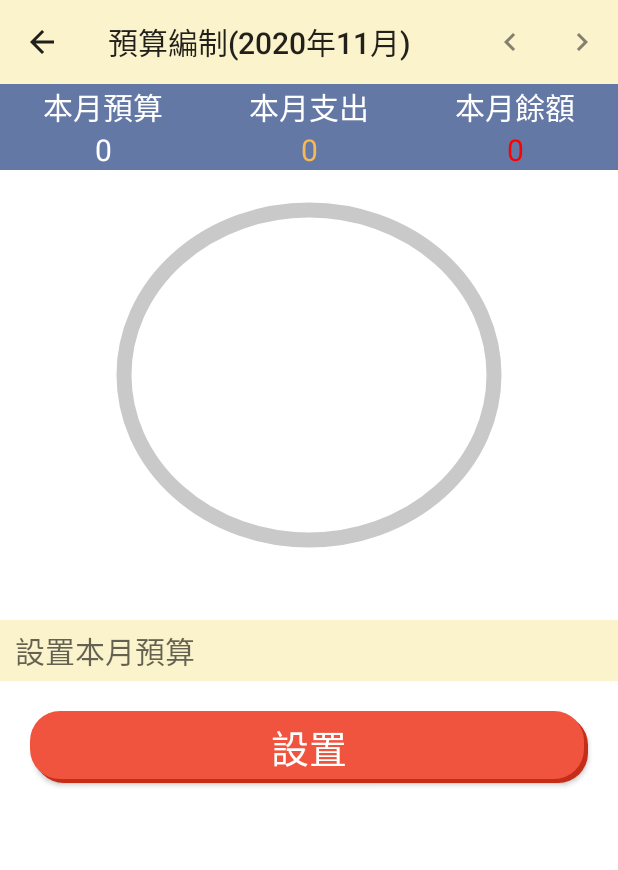
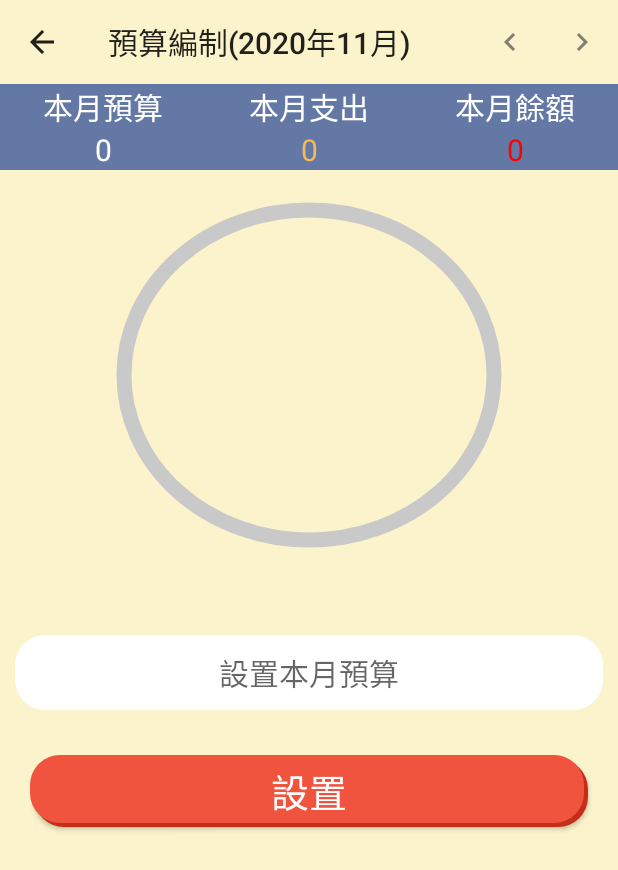
Before and after one commit to RskerZ/VoiceApp, an Android app: the SetBudgetActivity screen opened directly, with no data from a screen before it, after a tap on an icon or button, on a phone screen of 412 x 824 dp. Shown: the top 870 px of the screen. Run offline under Robolectric (Android 15) with nearby library versions, the phone set to English and light mode, and no system bars.

Commit message:
interface_debug

```diff
--- a/app/src/main/java/com/example/voiceko/CircleProgressBar.kt
+++ b/app/src/main/java/com/example/voiceko/CircleProgressBar.kt
@@ -20,11 +20,9 @@
     private var color = Color.GREEN
     override fun onDraw(canvas: Canvas?) {
         super.onDraw(canvas)
-
+        canvas?.drawColor(Color.parseColor("#FBF3CB"))//畫布顏色
         paint.isAntiAlias = true //消除鋸齒
-
-        val bottomColor = Color.parseColor("#C9C9C9") //設置顏色
-
+        val bottomColor = Color.parseColor("#C9C9C9") //設置畫筆顏色
         paint.color = bottomColor //設置底部顏色
 
         paint.strokeJoin = Paint.Join.ROUND //設置畫筆畫出的形狀
--- a/app/src/main/java/com/example/voiceko/ui/SetBudgetActivity.kt
+++ b/app/src/main/java/com/example/voiceko/ui/SetBudgetActivity.kt
@@ -1,10 +1,13 @@
 package com.example.voiceko.ui
 
+import android.content.Context
 import android.graphics.Color
 import androidx.appcompat.app.AppCompatActivity
 import android.os.Bundle
 import android.view.Menu
 import android.view.MenuItem
+import android.view.MotionEvent
+import android.view.inputmethod.InputMethodManager
 import android.widget.Button
 import android.widget.EditText
 import android.widget.TextView
@@ -116,4 +119,11 @@
         inflater.inflate(R.menu.selectmonth, menu)
         return true
     }
+    override fun dispatchTouchEvent(ev: MotionEvent?): Boolean {
+        if (currentFocus != null) {//關閉鍵盤
+            val imm = getSystemService(Context.INPUT_METHOD_SERVICE) as InputMethodManager
+            imm.hideSoftInputFromWindow(currentFocus!!.windowToken, 0)
+        }
+        return super.dispatchTouchEvent(ev)
+    }
 }
--- /dev/null
+++ b/app/src/main/res/drawable/editborder.xml
@@ -0,0 +1,17 @@
+<?xml version="1.0" encoding="utf-8"?>
+<selector xmlns:android="http://schemas.android.com/apk/res/android">
+    <item>
+        <shape>
+
+            <solid android:color="#FFFFFF"/>
+            <!--圓角-->
+            <corners android:radius="20dp" />
+
+            <padding
+                android:left="10dp"
+                android:top="10dp"
+                android:right="10dp"
+                android:bottom="10dp" />
+        </shape>
+    </item>
+</selector>
--- a/app/src/main/res/layout/activity_edit_type.xml
+++ b/app/src/main/res/layout/activity_edit_type.xml
@@ -13,7 +13,7 @@
         style="bold"
         android:layout_width="match_parent"
         android:layout_height="0dp"
-        android:layout_weight="0.08"
+        android:layout_weight="0.07"
         android:background="#FBF3CB"
         android:gravity="center"
         android:minHeight="?attr/actionBarSize"
@@ -25,7 +25,7 @@
         android:layout_width="match_parent"
         android:layout_height="0dp"
         android:layout_margin="5dp"
-        android:layout_weight="0.92"
+        android:layout_weight="0.93"
         android:padding="5dp">
         <ListView
            android:id="@+id/typeList"
--- a/app/src/main/res/layout/activity_enter_data.xml
+++ b/app/src/main/res/layout/activity_enter_data.xml
@@ -18,7 +18,7 @@
         android:minHeight="?attr/actionBarSize"
         android:theme="?attr/actionBarTheme"
         app:title="支出"
-        app:titleTextColor="#6478A6">
+        app:titleTextColor="#000000">
 
         <Switch
             android:id="@+id/switch1"
--- a/app/src/main/res/layout/activity_set_budget.xml
+++ b/app/src/main/res/layout/activity_set_budget.xml
@@ -4,13 +4,12 @@
     xmlns:tools="http://schemas.android.com/tools"
     android:layout_width="match_parent"
     android:layout_height="match_parent"
-    android:background="#FFFFFF"
+    android:background="#FBF3CB"
     android:orientation="vertical"
     tools:context=".ui.SetBudgetActivity">
 
     <androidx.appcompat.widget.Toolbar
         android:id="@+id/budget_toolbar"
-        style="bold"
         android:layout_width="match_parent"
         android:layout_height="wrap_content"
         android:background="#FBF3CB"
@@ -107,13 +106,13 @@
         android:id="@+id/budget_setEdit"
         android:layout_width="match_parent"
         android:layout_height="wrap_content"
-        android:background="#FBF3CB"
+        android:gravity="center"
+        android:background="@drawable/editborder"
         android:ems="10"
         android:hint="設置本月預算"
+        android:layout_margin="10dp"
         android:inputType="number"
-        android:paddingLeft="10dp"
-        android:paddingTop="5dp"
-        android:paddingBottom="5dp" />
+         />
 
     <Button
         android:id="@+id/budget_setBtn"
--- a/app/src/main/res/layout/fragment_pie_chart.xml
+++ b/app/src/main/res/layout/fragment_pie_chart.xml
@@ -27,12 +27,13 @@
         android:layout_width="match_parent"
         android:layout_height="0dp"
         android:layout_weight="0.35"
-        android:background="#FFFFFF" />
+        android:background="#FBF3CB" />
 
     <androidx.constraintlayout.widget.ConstraintLayout xmlns:android="http://schemas.android.com/apk/res/android"
         xmlns:app="http://schemas.android.com/apk/res-auto"
         android:layout_width="match_parent"
         android:layout_height="wrap_content"
+
         android:paddingTop="8dp"
         android:paddingBottom="8dp">
 
```
Also changed, not shown: app/src/main/java/com/example/voiceko/chartFragment/PipChartFragment.kt (+4 -4 lines), app/src/main/res/layout/activity_edit_fixed_cost.xml (+15 -5 lines), app/src/main/res/layout/piechart_typelist.xml (+5 -4 lines).
